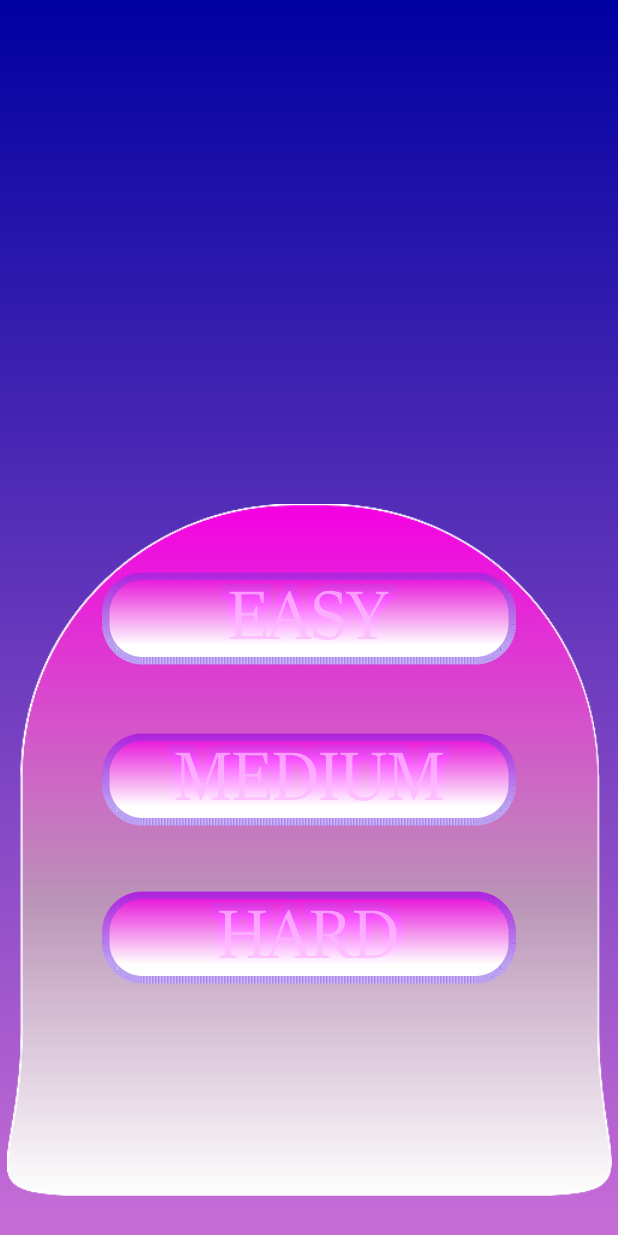
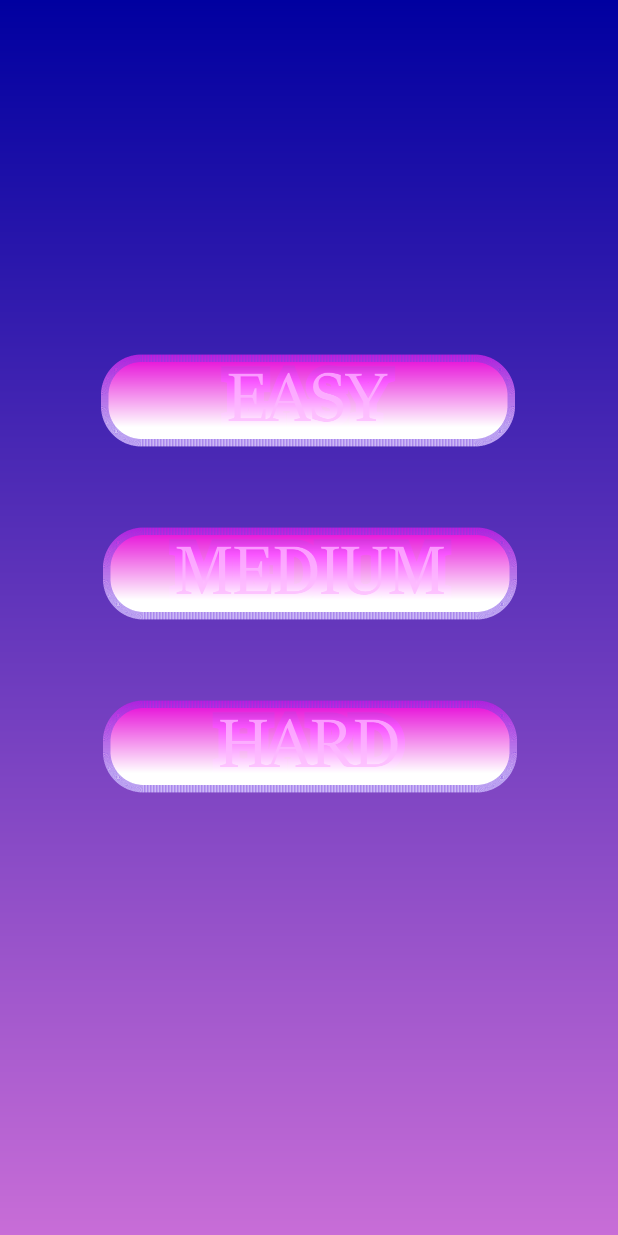
Before and after one commit to EmirGaziKopar/WormGame, an Android app: the screen it shows after launch (MainActivity2), after a tap on an icon or button, on a phone screen of 412 x 824 dp. Run offline under Robolectric (Android 15) with nearby library versions, the phone set to English and light mode, and no system bars; 1 other tap on this screen came first.

Commit message:
A fun worm game

```diff
--- a/app/src/main/java/com/emirgazikopar/warmgame/MainActivity.kt
+++ b/app/src/main/java/com/emirgazikopar/warmgame/MainActivity.kt
@@ -87,6 +87,7 @@ class MainActivity : AppCompatActivity() {
             override fun onFinish() {
                 val alert = AlertDialog.Builder(this@MainActivity)
                 handler.removeCallbacks(runnable)
+                mp.stop()
 
                 if (score <10){
                     Toast.makeText(this@MainActivity,"Did you play the game with a nose?",Toast.LENGTH_LONG).show()
@@ -139,8 +140,16 @@ class MainActivity : AppCompatActivity() {
         }.start()
     }
 
+    override fun onResume() {
+        super.onResume()
+        mp=MediaPlayer.create(this,R.raw.arkaplan)
+        mp.start()
+    }
+
 
     fun next(view :View){
+        handler.removeCallbacks(runnable)
+        mp.stop()
         var intent = Intent(applicationContext,MainActivity2::class.java)
         finish()
         startActivity(intent)
@@ -174,8 +183,8 @@ class MainActivity : AppCompatActivity() {
 
         runnable = object : Runnable {
             override fun run() {
-                mp=MediaPlayer.create(this@MainActivity,R.raw.kapi)
-                mp.start()
+                /*handler.removeCallbacks(runnable)
+                mp.stop()*/
                 //bunun içine yazılan herşey istediğimiz periyotta çalıştırılır
                 for (image in imageArray){
                     image.visibility = View.INVISIBLE
--- a/app/src/main/res/layout/activity_main2.xml
+++ b/app/src/main/res/layout/activity_main2.xml
@@ -8,46 +8,40 @@
     tools:context=".MainActivity2">
 
     <ImageView
-        android:id="@+id/imageView17"
-        android:layout_width="403dp"
-        android:layout_height="514dp"
-        app:layout_constraintBottom_toBottomOf="parent"
-        app:layout_constraintEnd_toEndOf="parent"
-        app:layout_constraintStart_toStartOf="parent"
-        app:layout_constraintTop_toTopOf="parent"
-        app:layout_constraintVertical_bias="1.0"
-        app:srcCompat="@drawable/grouppp" />
-
-    <ImageView
         android:id="@+id/easy"
         android:layout_width="wrap_content"
         android:layout_height="wrap_content"
         android:onClick="easy"
         app:layout_constraintBottom_toBottomOf="parent"
         app:layout_constraintEnd_toEndOf="parent"
+        app:layout_constraintHorizontal_bias="0.496"
         app:layout_constraintStart_toStartOf="parent"
         app:layout_constraintTop_toTopOf="parent"
+        app:layout_constraintVertical_bias="0.307"
         app:srcCompat="@drawable/gro" />
+
+    <ImageView
+        android:id="@+id/hard"
+        android:layout_width="wrap_content"
+        android:layout_height="wrap_content"
+        android:layout_marginTop="44dp"
+        android:onClick="hard"
+        app:layout_constraintEnd_toEndOf="parent"
+        app:layout_constraintHorizontal_bias="0.503"
+        app:layout_constraintStart_toStartOf="parent"
+        app:layout_constraintTop_toBottomOf="@+id/medium"
+        app:srcCompat="@drawable/groupp" />
 
     <ImageView
         android:id="@+id/medium"
         android:layout_width="wrap_content"
         android:layout_height="wrap_content"
-        android:layout_marginTop="36dp"
+        android:layout_marginTop="44dp"
         android:onClick="medium"
         app:layout_constraintEnd_toEndOf="parent"
+        app:layout_constraintHorizontal_bias="0.503"
         app:layout_constraintStart_toStartOf="parent"
         app:layout_constraintTop_toBottomOf="@+id/easy"
         app:srcCompat="@drawable/group" />
 
-    <ImageView
-        android:id="@+id/hard"
-        android:layout_width="wrap_content"
-        android:layout_height="wrap_content"
-        android:layout_marginTop="34dp"
-        android:onClick="hard"
-        app:layout_constraintEnd_toEndOf="parent"
-        app:layout_constraintStart_toStartOf="parent"
-        app:layout_constraintTop_toBottomOf="@+id/medium"
-        app:srcCompat="@drawable/groupp" />
 </androidx.constraintlayout.widget.ConstraintLayout>
```
Also changed, not shown: 1 other file.
